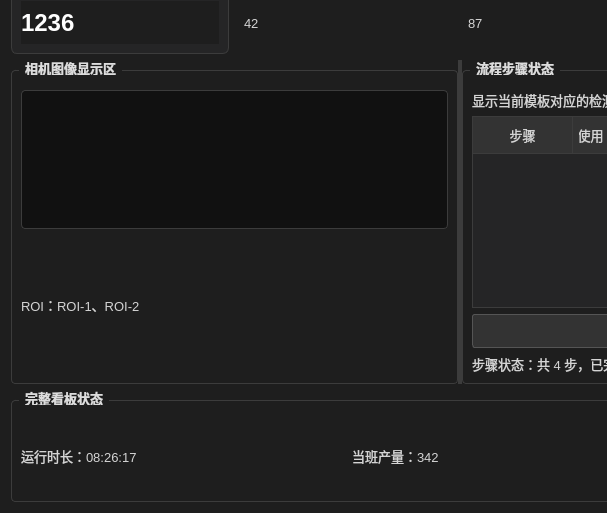
Before: the Qt Designer form oriui/run_dashboard_page.ui in jackifei/Pointcloud_check, drawn with Qt 5; both pictures show x 0 to 607 and y 307 to 820 of the 1360 by 820 pixel window.
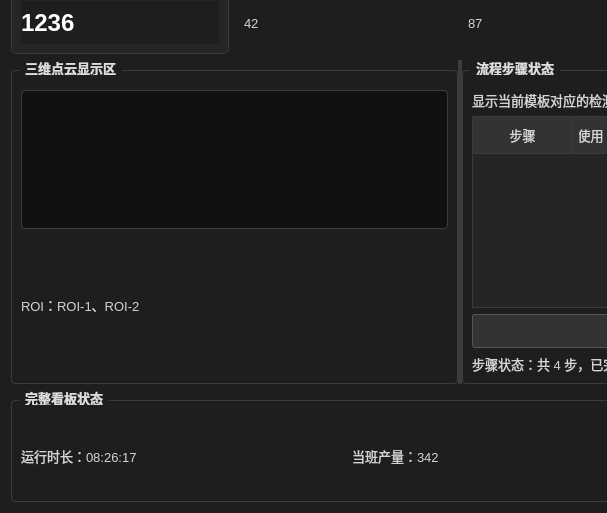
After: the same form once the commit is applied.

Patch:
```diff
--- a/oriui/run_dashboard_page.ui
+++ b/oriui/run_dashboard_page.ui
@@ -98,7 +98,7 @@
     <widget class="QSplitter" name="mainSplitter">
      <property name="orientation"><enum>Qt::Horizontal</enum></property>
      <widget class="QGroupBox" name="cameraGroup">
-      <property name="title"><string>相机图像显示区</string></property>
+      <property name="title"><string>三维点云显示区</string></property>
       <layout class="QVBoxLayout" name="cameraLayout">
        <item><widget class="QWidget" name="cameraView"/></item>
        <item><widget class="QLabel" name="roiLabel"><property name="text"><string>ROI：ROI-1、ROI-2</string></property></widget></item>
```
